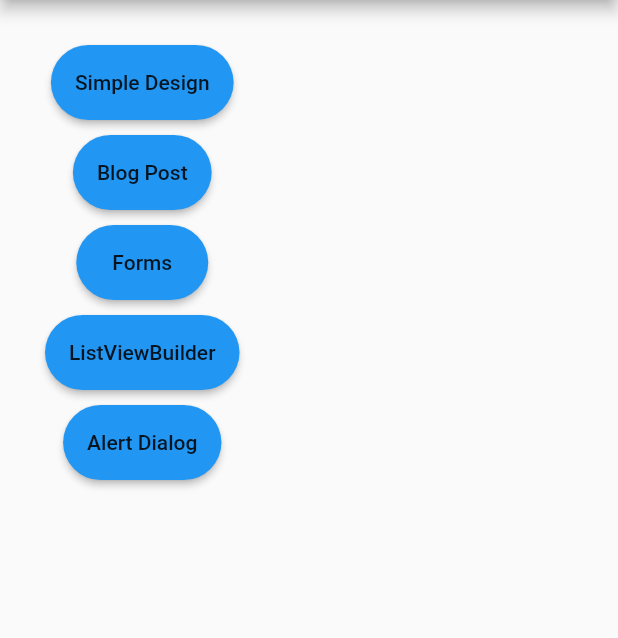
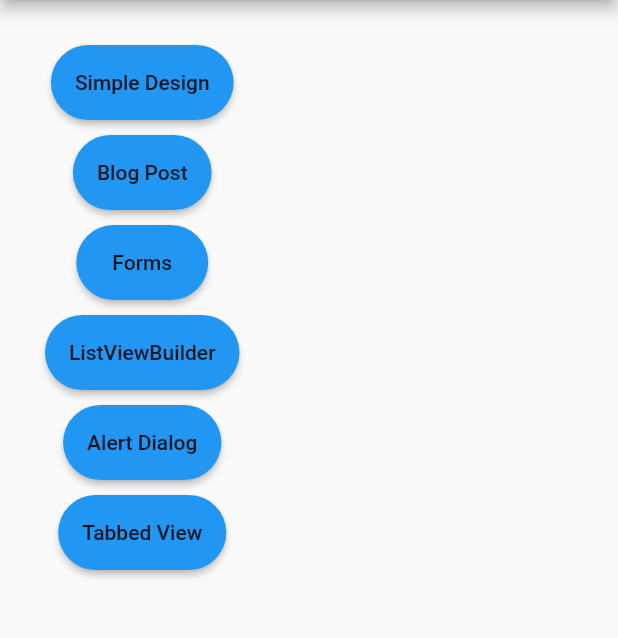
Before and after one commit to Sxmtee/Flutter-Tutorial, a Flutter app: the screen it shows after launch, on a phone screen of 412 x 824 dp, the part 84-722 px from its top. Run offline on Flutter 3.47's test engine with Material 2 defaults, Android fonts, the phone set to English and light mode, and no system bars; our stand-ins replace email_validator.

```diff
--- a/lib/main.dart
+++ b/lib/main.dart
@@ -3,6 +3,7 @@ import 'package:carltutorial/blog_post.dart';
 import 'package:carltutorial/forms.dart';
 import 'package:carltutorial/listview_builder.dart';
 import 'package:carltutorial/simple_design.dart';
+import 'package:carltutorial/tabbed_view.dart';
 import 'package:flutter/material.dart';
 
 void main() {
@@ -119,6 +120,22 @@ class Home extends StatelessWidget {
               const SizedBox(
                 height: 10,
               ),
+              //TabbedViewClass
+              MaterialButton(
+                onPressed: () {
+                  var route = MaterialPageRoute(
+                    builder: (context) => const TabbedViewClass(),
+                  );
+                  Navigator.push(context, route);
+                },
+                color: Colors.blue,
+                height: 50,
+                shape: const StadiumBorder(),
+                child: const Text("Tabbed View"),
+              ),
+              const SizedBox(
+                height: 10,
+              ),
             ],
           ),
         ),
```
Also changed, not shown: lib/tabbed_view.dart (added, +54 -0 lines).
